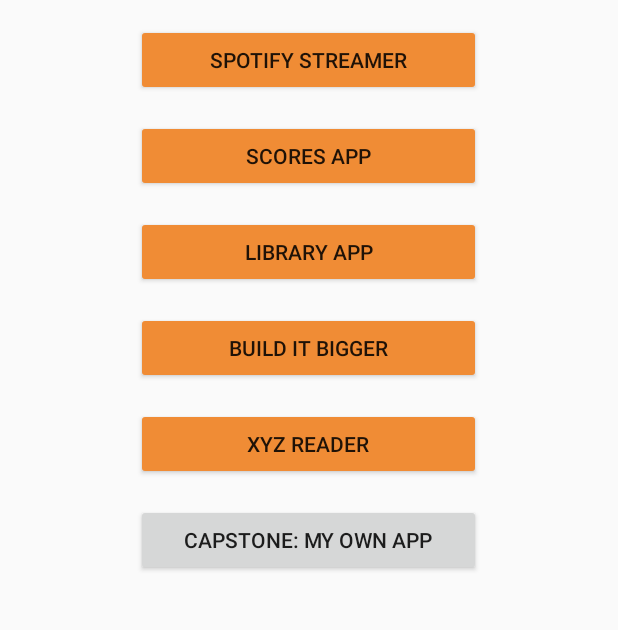
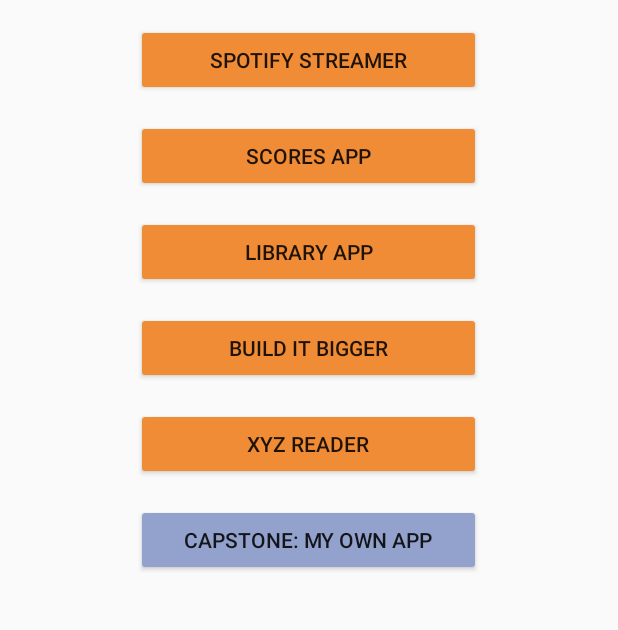
Before and after one commit to ilearnsofast/android-nanodegree, an Android app: the screen it shows after launch (MainActivity), on a phone screen of 412 x 824 dp, the part 157-787 px from its top. Run offline under Robolectric (Android 15) with nearby library versions, the phone set to English and light mode, and no system bars.

Commit message:
Fix colors

```diff
--- a/myappportfolio/app/src/main/res/layout/activity_main.xml
+++ b/myappportfolio/app/src/main/res/layout/activity_main.xml
@@ -86,5 +86,6 @@
         android:textAllCaps="true"
         android:layout_centerHorizontal="true"
         android:layout_marginTop="16dp"
+        android:backgroundTint="#93a2cd"
         />
 </RelativeLayout>
```
